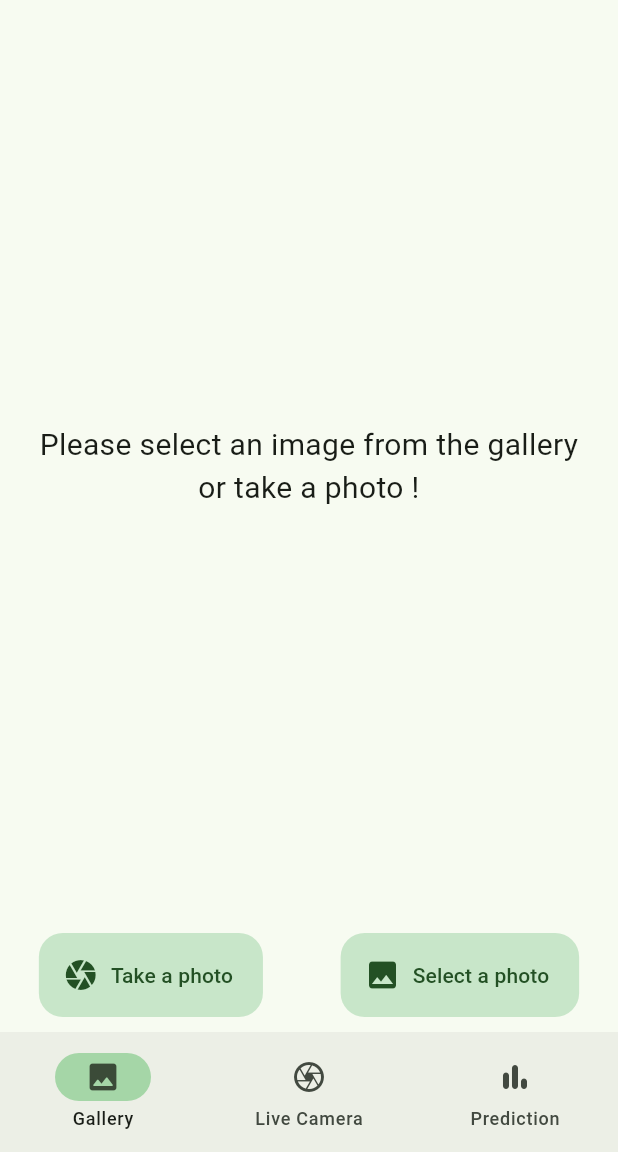
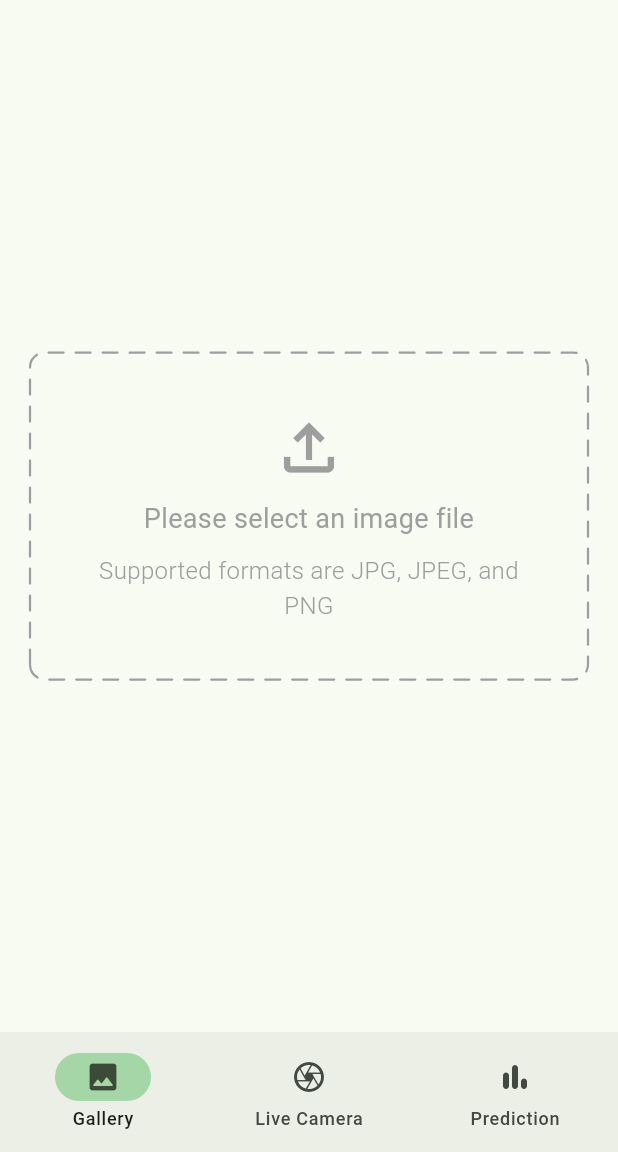
Before and after one commit to tejas-su/cardamom_care, a Flutter app: the screen it shows after launch, on a phone screen of 412 x 824 dp, the part 84-1236 px from its top. Run offline on Flutter 3.47's test engine with Material 3 defaults, Android fonts, the phone set to English and light mode, and no system bars; drawn by our look-alikes of dotted_border; our stand-ins replace camera, equatable, flutter_bloc, image_picker; missing offline and left inert: flutter_tensorflow_lite.

Commit message:
Bug fixes

```diff
--- a/lib/blocs/classify_bloc/classify_bloc.dart
+++ b/lib/blocs/classify_bloc/classify_bloc.dart
@@ -7,14 +7,10 @@ part 'classify_state.dart';
 
 class ClassifyBloc extends Bloc<ClassifyEvent, ClassifyState> {
   final HelperRepository helperRepository;
-  ClassifyBloc({required this.helperRepository}) : super(ClassifyInitial()) {
-    on<OnTakePhotoEvent>((event, emit) async {
-      try {
-        ClassifyModel output = await helperRepository.pickImage();
-        emit(ClassifiedState(classifyModel: output));
-      } catch (e) {
-        emit(Errorstate(errormessage: e.toString()));
-      }
+  ClassifyBloc({required this.helperRepository})
+      : super(ClassifyInitialState()) {
+    on<OnRefreshEvent>((event, emit) async {
+      emit(ClassifyInitialState());
     });
 
     on<OnSelectPhotoEvent>(
@@ -23,7 +19,7 @@ class ClassifyBloc extends Bloc<ClassifyEvent, ClassifyState> {
           ClassifyModel output = await helperRepository.pickGalleryImage();
           emit(ClassifiedState(classifyModel: output));
         } catch (e) {
-          emit(Errorstate(errormessage: e.toString()));
+          emit(ErrorState(errormessage: e.toString()));
         }
       },
     );
--- a/lib/blocs/classify_bloc/classify_event.dart
+++ b/lib/blocs/classify_bloc/classify_event.dart
@@ -7,6 +7,6 @@ abstract class ClassifyEvent extends Equatable {
   List<Object> get props => [];
 }
 
-class OnTakePhotoEvent extends ClassifyEvent {}
+class OnSelectPhotoEvent extends ClassifyEvent {}
 
-class OnSelectPhotoEvent extends ClassifyEvent {}
+class OnRefreshEvent extends ClassifyEvent {}
--- a/lib/blocs/classify_bloc/classify_state.dart
+++ b/lib/blocs/classify_bloc/classify_state.dart
@@ -1,17 +1,17 @@
 part of 'classify_bloc.dart';
 
-abstract class ClassifyState extends Equatable {
+sealed class ClassifyState extends Equatable {
   const ClassifyState();
 
   @override
   List<Object> get props => [];
 }
 
-class ClassifyInitial extends ClassifyState {}
+final class ClassifyInitialState extends ClassifyState {}
 
-class ClassifyingState extends ClassifyState {}
+final class ClassifyingState extends ClassifyState {}
 
-class ClassifiedState extends ClassifyState {
+final class ClassifiedState extends ClassifyState {
   final ClassifyModel classifyModel;
 
   const ClassifiedState({required this.classifyModel});
@@ -20,10 +20,10 @@ class ClassifiedState extends ClassifyState {
   List<Object> get props => [classifyModel];
 }
 
-class Errorstate extends ClassifyState {
+final class ErrorState extends ClassifyState {
   final String errormessage;
 
-  const Errorstate({required this.errormessage});
+  const ErrorState({required this.errormessage});
 
   @override
   List<Object> get props => [errormessage];
--- a/lib/blocs/live_analysis_bloc/live_analysis_bloc.dart
+++ b/lib/blocs/live_analysis_bloc/live_analysis_bloc.dart
@@ -12,9 +12,13 @@ class LiveAnalysisBloc extends Bloc<LiveAnalysisEvent, LiveAnalysisState> {
     on<LiveAnalysisEvent>((event, emit) async {
       emit(ClassifyingState());
       try {
-        ClassifyModel output =
-            await helperRepository.liveImageClassification(event.imagePath!);
-        emit(ClassifiedState(classifyModel: output));
+        if (event.imagePath == null) {
+          return;
+        } else {
+          ClassifyModel output = await helperRepository
+              .liveImageClassification(event.imagePath.toString());
+          emit(ClassifiedState(classifyModel: output));
+        }
       } catch (e) {
         emit(ClassificationErrorState(errorMessage: e.toString()));
       }
--- a/lib/main.dart
+++ b/lib/main.dart
@@ -5,7 +5,7 @@ import 'blocs/classify_bloc/classify_bloc.dart';
 import 'blocs/live_analysis_bloc/live_analysis_bloc.dart';
 import 'cubit/navigation_cubit.dart';
 import 'repository/helper_repository.dart';
-import 'screens/loading_Screen.dart';
+import 'screens/loading_screen.dart';
 
 void main() async {
   WidgetsFlutterBinding.ensureInitialized();
--- a/lib/repository/helper_repository.dart
+++ b/lib/repository/helper_repository.dart
@@ -1,9 +1,8 @@
 import 'dart:async';
 import 'dart:io';
 import 'package:camera/camera.dart';
+import 'package:flutter_tensorflow_lite/flutter_tensorflow_lite.dart';
 import 'package:image_picker/image_picker.dart';
-import 'package:tflite_v2/tflite_v2.dart';
-
 import '../models/classify_model.dart';
 
 ///Includes functions related to tflite and
@@ -40,7 +39,11 @@ class HelperRepository {
   /// This function  grabs the image from camera
   Future<ClassifyModel> pickImage() async {
     try {
-      var image = await ImagePicker().pickImage(source: ImageSource.camera);
+      var image = await ImagePicker().pickImage(
+          source: ImageSource.camera,
+          maxHeight: 500,
+          imageQuality: 80,
+          preferredCameraDevice: CameraDevice.rear);
       if (image == null) {
         throw Exception('Something went wrong while parsing the image');
       }
@@ -77,4 +80,8 @@ class HelperRepository {
       throw Exception(e.toString());
     }
   }
+
+  closeModel() async {
+    await Tflite.close();
+  }
 }
--- a/lib/screens/gallery.dart
+++ b/lib/screens/gallery.dart
@@ -1,117 +1,82 @@
+import 'package:camera/camera.dart';
+import 'package:cardamom_care/widgets/file_upload.dart';
+import 'package:cardamom_care/widgets/results.dart';
 import 'package:flutter/material.dart';
 import 'package:flutter_bloc/flutter_bloc.dart';
 import '../blocs/classify_bloc/classify_bloc.dart';
 
 class GalleryScreen extends StatelessWidget {
-  const GalleryScreen({super.key});
+  final CameraDescription cameraDescription;
+  const GalleryScreen({super.key, required this.cameraDescription});
 
   @override
   Widget build(BuildContext context) {
     return Scaffold(
+      floatingActionButton: BlocBuilder<ClassifyBloc, ClassifyState>(
+        builder: (context, state) {
+          return switch (state) {
+            ClassifyInitialState() => SizedBox.shrink(),
+            ClassifyingState() => SizedBox.shrink(),
+            ClassifiedState() => FloatingActionButton(
+                onPressed: () =>
+                    context.read<ClassifyBloc>().add(OnRefreshEvent()),
+                backgroundColor: Colors.green.shade100,
+                elevation: 0,
+                child: Icon(Icons.refresh),
+              ),
+            ErrorState() => FloatingActionButton(
+                onPressed: () =>
+                    context.read<ClassifyBloc>().add(OnRefreshEvent()),
+                backgroundColor: Colors.green.shade100,
+                elevation: 0,
+                child: Icon(Icons.refresh),
+              ),
+          };
+        },
+      ),
       body: Column(
         children: [
           BlocBuilder<ClassifyBloc, ClassifyState>(
             builder: (context, state) {
-              if (state is ClassifyInitial) {
-                return Expanded(
+              return switch (state) {
+                //Initial state: ask the user to either upload the image or take a photo
+                ClassifyInitialState() => Expanded(
+                    child: FileUpload(
+                      onTap: () => context
+                          .read<ClassifyBloc>()
+                          .add(OnSelectPhotoEvent()),
+                    ),
+                  ),
+                //Show a loading animation when the image is being classified
+                ClassifyingState() =>
+                  Center(child: CircularProgressIndicator()),
+                //Results: show the image and the confidence score
+                ClassifiedState() => Results(
+                    file: state.classifyModel.file!,
+                    label: (state.classifyModel.output?.isNotEmpty ?? false)
+                        ? state.classifyModel.output![0]['label']
+                        : 'No result',
+                    confidence:
+                        (state.classifyModel.output?.isNotEmpty ?? false)
+                            ? state.classifyModel.output![0]['confidence']
+                            : 0,
+                  ),
+                //Display the error message if something goes wrong
+                ErrorState() => Expanded(
                     child: Center(
                       child: Padding(
                         padding: const EdgeInsets.all(20.0),
                         child: Text(
                           textAlign: TextAlign.center,
-                        'Please select an image from the gallery or take a photo !',
-                        style: TextStyle(
-                            fontSize: 20, fontWeight: FontWeight.w400),
-                      ),
-                    ),
-                  ),
-                );
-              }
-              if (state is ClassifyingState) {
-                return Center(child: CircularProgressIndicator());
-              }
-              if (state is ClassifiedState) {
-                double confidence =
-                    state.classifyModel.output![0]['confidence'];
-                double roundedConfidenceValue =
-                    double.parse(confidence.toStringAsFixed(2));
-                return Expanded(
-                  child: ListView(shrinkWrap: true, children: [
-                    Padding(
-                        padding: const EdgeInsets.all(10.0),
-                        child: Column(
-                          children: [
-                            Image.file(state.classifyModel.file!),
-                            ListTile(
-                              title: Text(
-                                state.classifyModel.output![0]['label']
-                                    .toString(),
-                                style: TextStyle(
-                                    fontSize: 20, fontWeight: FontWeight.w500),
-                              ),
-                              trailing: Text(
-                                '$roundedConfidenceValue',
-                                style: TextStyle(
-                                    fontSize: 20, fontWeight: FontWeight.w500),
-                              ),
-                            )
-                          ],
-                        ))
-                  ]),
-                );
-              }
-              if (state is Errorstate) {
-                return Expanded(
-                  child: Center(
-                    child: Padding(
-                      padding: const EdgeInsets.all(20.0),
-                      child: Text(
-                        textAlign: TextAlign.center,
-                        state.errormessage,
+                          'Something went wrong',
                           style: TextStyle(fontSize: 20),
                         ),
                       ),
                     ),
-                );
-              }
-              return SizedBox();
+                  ),
+              };
             },
           ),
-          //Buttons for choosing fromt the gallery or take a picture
-
-          Row(
-            mainAxisAlignment: MainAxisAlignment.spaceAround,
-            children: [
-              FloatingActionButton.extended(
-                heroTag: 'Open Camera',
-                backgroundColor: Colors.green.shade100,
-                elevation: 0,
-                icon: const Icon(
-                  Icons.camera,
-                  size: 24,
-                ),
-                onPressed: () =>
-                    context.read<ClassifyBloc>().add(OnTakePhotoEvent()),
-                label: const Text('Take a photo'),
-              ),
-              //Pick from gallery
-              FloatingActionButton.extended(
-                heroTag: 'Open Gallery',
-                backgroundColor: Colors.green.shade100,
-                elevation: 0,
-                icon: const Icon(
-                  Icons.image,
-                  size: 24,
-                ),
-                onPressed: () =>
-                    context.read<ClassifyBloc>().add(OnSelectPhotoEvent()),
-                label: const Text('Select a photo'),
-              ),
-            ],
-          ),
-          const SizedBox(
-            height: 10,
-          )
         ],
       ),
     );
--- a/lib/screens/home_screen.dart
+++ b/lib/screens/home_screen.dart
@@ -13,7 +13,9 @@ class HomeScreen extends StatelessWidget {
   @override
   Widget build(BuildContext context) {
     List screens = [
-      const GalleryScreen(),
+      GalleryScreen(
+        cameraDescription: cameraDescription,
+      ),
       CameraScreen(
         cameraDescription: cameraDescription,
       ),
--- /dev/null
+++ b/lib/widgets/file_upload.dart
@@ -0,0 +1,56 @@
+import 'package:dotted_border/dotted_border.dart';
+import 'package:flutter/material.dart';
+
+class FileUpload extends StatelessWidget {
+  final Function()? onTap;
+  const FileUpload({super.key, required this.onTap});
+
+  @override
+  Widget build(BuildContext context) {
+    return GestureDetector(
+      onTap: onTap,
+      child: Center(
+        child: Padding(
+          padding: const EdgeInsets.all(20.0),
+          child: DottedBorder(
+            color: Colors.grey,
+            strokeWidth: 1.5,
+            padding: EdgeInsets.all(20),
+            borderType: BorderType.RRect,
+            strokeCap: StrokeCap.round,
+            radius: Radius.circular(10),
+            dashPattern: [10, 8],
+            child: Padding(
+              padding: const EdgeInsets.all(18.0),
+              child: Column(
+                spacing: 10,
+                mainAxisSize: MainAxisSize.min,
+                children: [
+                  Icon(
+                    Icons.file_upload_outlined,
+                    color: Colors.grey,
+                    size: 50,
+                  ),
+                  Text(
+                    textAlign: TextAlign.center,
+                    'Please select an image file',
+                    style: TextStyle(
+                        fontSize: 18,
+                        fontWeight: FontWeight.w400,
+                        color: Colors.grey),
+                  ),
+                  Text('Supported formats are JPG, JPEG, and PNG',
+                      textAlign: TextAlign.center,
+                      style: TextStyle(
+                          fontSize: 16,
+                          fontWeight: FontWeight.w300,
+                          color: Colors.grey))
+                ],
+              ),
+            ),
+          ),
+        ),
+      ),
+    );
+  }
+}
--- /dev/null
+++ b/lib/widgets/results.dart
@@ -0,0 +1,40 @@
+import 'dart:io';
+import 'package:flutter/material.dart';
+
+class Results extends StatelessWidget {
+  final File file;
+  final String label;
+  final double confidence;
+  const Results({
+    super.key,
+    required this.file,
+    required this.label,
+    required this.confidence,
+  });
+
+  @override
+  Widget build(BuildContext context) {
+    double roundedConfidenceValue = double.parse(confidence.toStringAsFixed(2));
+    return Expanded(
+      child: ListView(shrinkWrap: true, children: [
+        Padding(
+            padding: const EdgeInsets.all(10.0),
+            child: Column(
+              children: [
+                SizedBox(height: 560, child: Image.file(file)),
+                ListTile(
+                  title: Text(
+                    label,
+                    style: TextStyle(fontSize: 20, fontWeight: FontWeight.w500),
+                  ),
+                  trailing: Text(
+                    '$roundedConfidenceValue',
+                    style: TextStyle(fontSize: 20, fontWeight: FontWeight.w500),
+                  ),
+                ),
+              ],
+            ))
+      ]),
+    );
+  }
+}
--- a/pubspec.yaml
+++ b/pubspec.yaml
@@ -14,13 +14,14 @@ dependencies:
   flutter:
     sdk: flutter
   image_picker: ^1.1.2
-  tflite_v2: ^1.0.0
+  flutter_tensorflow_lite:
   cupertino_icons: ^1.0.8
   google_fonts: ^6.2.1
   equatable: ^2.0.6
   flutter_bloc: ^8.1.6
   camera: ^0.11.0+2
   image: ^4.5.2
+  dotted_border: ^2.1.0
 
 dev_dependencies:
   flutter_test:
```
Also changed, not shown: pubspec.lock, 135 other files. Lines whose indentation alone changed are shown as unchanged.
